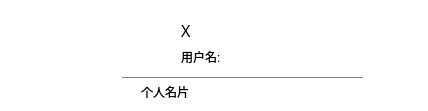
The window that JChat/ItemWidgetUserCardRight.ui (jpush/jchat-windows) describes before a commit, drawn with Qt 5.
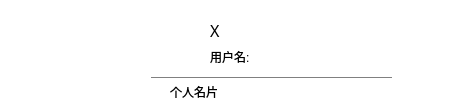
The same window after the commit. Icons and pictures are not drawn. Custom widgets are drawn as their Qt base class.

Patch:
```diff
--- a/JChat/ItemWidgetUserCardRight.ui
+++ b/JChat/ItemWidgetUserCardRight.ui
@@ -6,7 +6,7 @@
    <rect>
     <x>0</x>
     <y>0</y>
-    <width>428</width>
+    <width>457</width>
     <height>111</height>
    </rect>
   </property>
@@ -170,6 +170,7 @@
          <property name="font">
           <font>
            <family>Microsoft YaHei</family>
+           <pointsize>9</pointsize>
           </font>
          </property>
          <property name="text">
```
